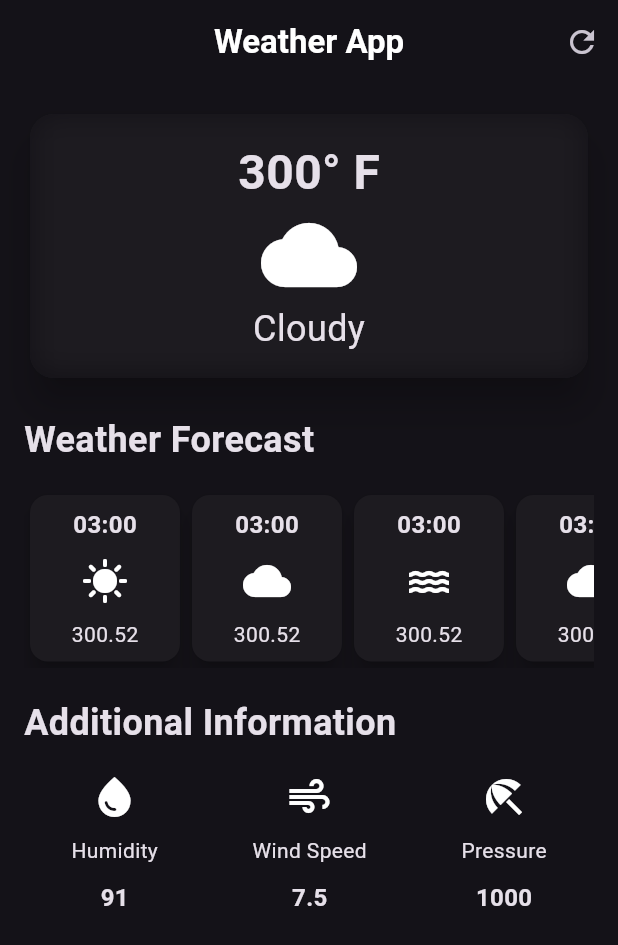
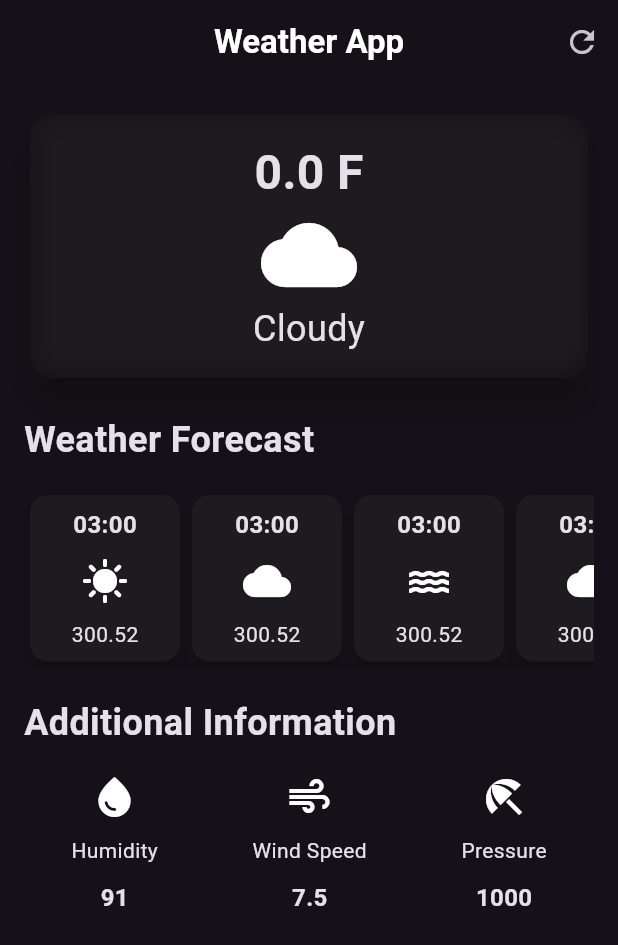
Before and after one commit to thelordzeus/weather_app, a Flutter app: the screen it shows after launch, on a phone screen of 412 x 824 dp. Shown: the top 945 px of the screen. Run offline on Flutter 3.47's test engine with Material 3 defaults, Android fonts, the phone set to English and light mode, and no system bars; network calls fail.

Commit message:
feat: integrated dynamic data with temperature card

```diff
--- a/lib/weather_screen.dart
+++ b/lib/weather_screen.dart
@@ -19,6 +19,7 @@ class WeatherScreen extends StatefulWidget {
 }
 
 class _WeatherScreenState extends State<WeatherScreen> {
+  double temp = 0;
   @override
   void initState() {
     super.initState();
@@ -37,7 +38,9 @@ class _WeatherScreenState extends State<WeatherScreen> {
       if (data['cod'] != '200') {
         throw 'An unexpected error occurred';
       }
-      print(data['list'][0]['main']['temp']);
+      setState(() {
+        temp = data['list'][0]['main']['temp'];
+      });
     } catch (e) {
       throw e.toString();
     }
@@ -79,17 +82,17 @@ class _WeatherScreenState extends State<WeatherScreen> {
                   borderRadius: BorderRadius.circular(16),
                   child: BackdropFilter(
                     filter: ImageFilter.blur(sigmaX: 10, sigmaY: 10),
-                    child: const Padding(
-                      padding: EdgeInsets.all(16.0),
+                    child: Padding(
+                      padding: const EdgeInsets.all(16.0),
                       child: Column(
                         children: [
                           Text(
-                            '300° F',
-                            style: TextStyle(
+                            '$temp F',
+                            style: const TextStyle(
                                 fontSize: 32, fontWeight: FontWeight.bold),
                           ),
-                          Icon(Icons.cloud, size: 64),
-                          Text(
+                          const Icon(Icons.cloud, size: 64),
+                          const Text(
                             'Cloudy',
                             style: TextStyle(fontSize: 24),
                           ),
```
